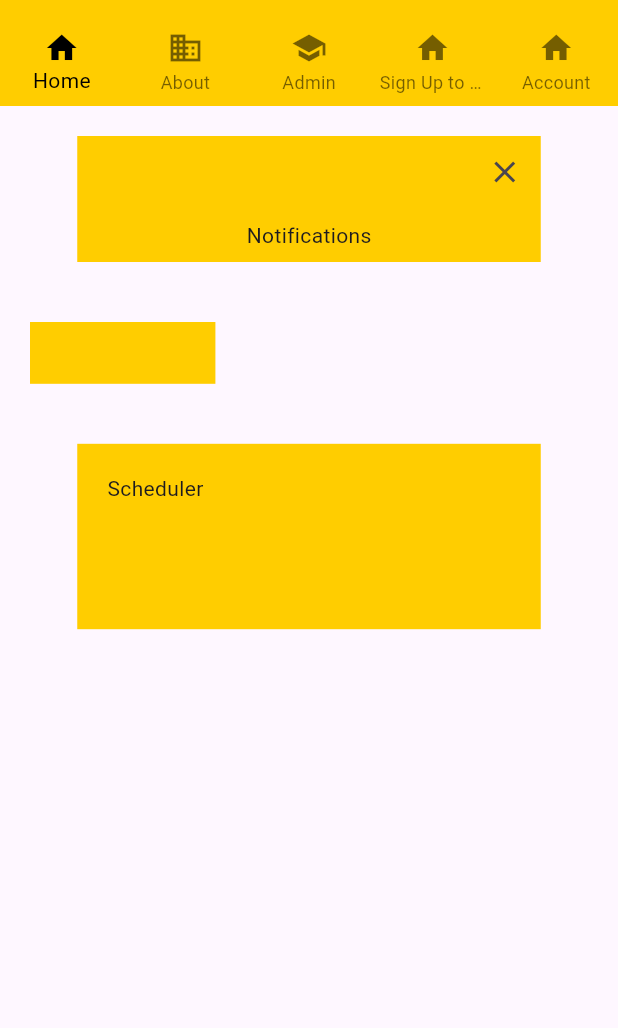
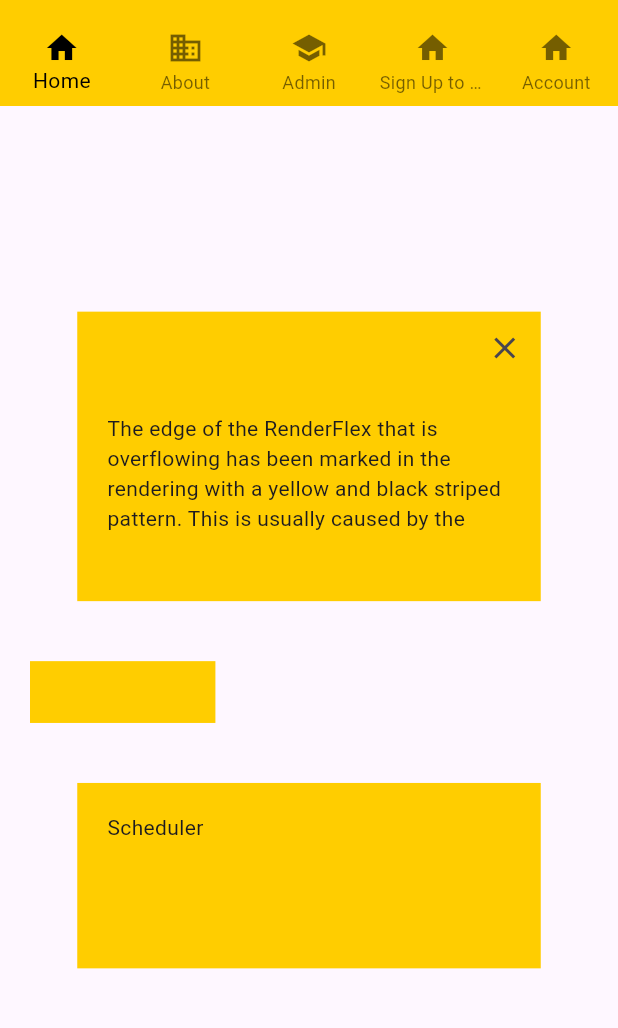
Before and after one commit to annazwicker/cat-partners, a Flutter app: the screen it shows after launch, on a phone screen of 412 x 824 dp, the part 62-1090 px from its top. Run offline on Flutter 3.47's test engine with Material 3 defaults, Android fonts, the phone set to English and light mode, and no system bars.

Commit message:
forgot to push

```diff
--- a/lib/pages/home_page.dart
+++ b/lib/pages/home_page.dart
@@ -44,6 +44,7 @@ class _HomeScreenState extends State<HomeScreen> {
   Widget build(BuildContext context) {
     return Center(
       child: Column(
+        mainAxisAlignment: MainAxisAlignment.center,
         // alignment: AlignmentDirectional.center,
         children: [
           if (_isWindowOpen)
@@ -66,9 +67,16 @@ class _HomeScreenState extends State<HomeScreen> {
                         },
                         icon: Icon(Icons.close)),
                   ),
-                  //Text overflows when there's too much in it
-                  Container(
-                      padding: EdgeInsets.all(8), child: Text('Notifications'))
+                  Expanded(
+                    child: Center(
+                      child: Container(
+                          // margin: EdgeInsets.all(8),
+                          padding: EdgeInsets.only(
+                              top: 20, bottom: 45, left: 20, right: 20),
+                          child: Text(
+                              'The edge of the RenderFlex that is overflowing has been marked in the rendering with a yellow and black striped pattern. This is usually caused by the contents being too big for the RenderFlex.')),
+                    ),
+                  )
                 ]),
               ),
             ),
```
